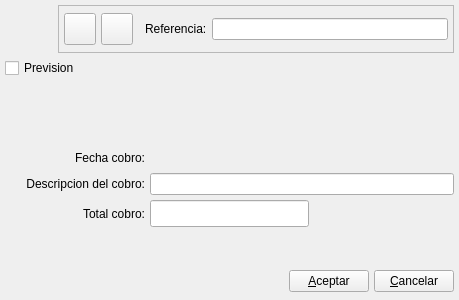
eboladev/Bulmages-1, file bulmages/bulmafact/src/cobrobase.ui: the form before one commit.
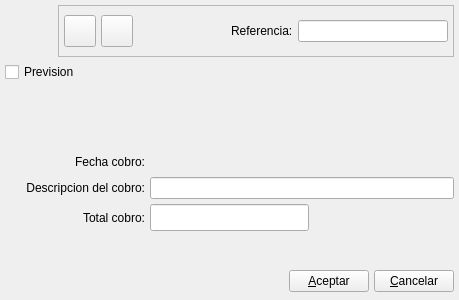
The form after the commit. Icons and pictures are not drawn. Custom widgets are drawn as their Qt base class.

Patch:
```diff
--- a/bulmages/bulmafact/src/cobrobase.ui
+++ b/bulmages/bulmafact/src/cobrobase.ui
@@ -240,8 +240,8 @@
           </property>
           <property name="iconSize" >
            <size>
-            <width>22</width>
-            <height>22</height>
+            <width>32</width>
+            <height>32</height>
            </size>
           </property>
          </widget>
@@ -274,8 +274,8 @@
           </property>
           <property name="iconSize" >
            <size>
-            <width>22</width>
-            <height>22</height>
+            <width>32</width>
+            <height>32</height>
            </size>
           </property>
          </widget>
@@ -288,6 +288,12 @@
           <property name="sizeType" >
            <enum>QSizePolicy::Expanding</enum>
           </property>
+          <property name="sizeHint" >
+           <size>
+            <width>20</width>
+            <height>40</height>
+           </size>
+          </property>
          </spacer>
         </item>
         <item>
```
Left out of the diff: 6 changed lines with no effect on the pictures.
